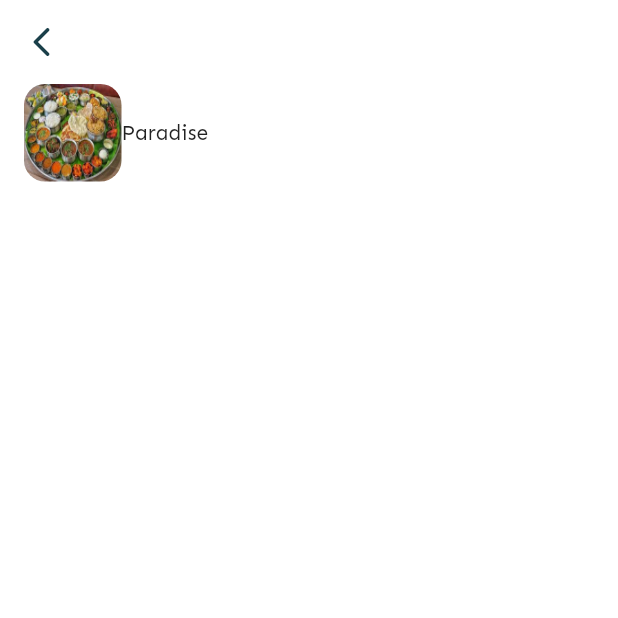
After one commit to greeshmakannegolla/foodie, a Flutter app: the CheckOut screen opened directly, on a phone screen of 412 x 824 dp, the top half of it. The commit adds this screen. Run offline on Flutter 3.47's test engine with Material 2 defaults, Android fonts, the phone set to English and light mode, and no system bars.

Commit message:
Checkout WIP

```diff
--- /dev/null
+++ b/milkman_assessment/lib/checkoutPage.dart
@@ -0,0 +1,67 @@
+import 'package:flutter/material.dart';
+import 'package:milkman_assessment/helpers/colorConstants.dart';
+
+class CheckOut extends StatefulWidget {
+  const CheckOut({Key? key}) : super(key: key);
+
+  @override
+  _CheckOutState createState() => _CheckOutState();
+}
+
+class _CheckOutState extends State<CheckOut> {
+  @override
+  Widget build(BuildContext context) {
+    return GestureDetector(
+        onTap: () {
+          FocusScopeNode currentFocus = FocusScope.of(context);
+
+          if (!currentFocus.hasPrimaryFocus) {
+            currentFocus.unfocus();
+          }
+        },
+        child: SafeArea(
+            child: Scaffold(
+                backgroundColor: ColorConstants.appBackgroundColor,
+                appBar: AppBar(
+                  elevation: 0,
+                  flexibleSpace: Container(
+                    decoration: BoxDecoration(
+                      color: ColorConstants.appBackgroundColor,
+                    ),
+                  ),
+                  leading: InkWell(
+                    onTap: () {
+                      Navigator.pop(context);
+                    },
+                    child: Padding(
+                      padding: const EdgeInsets.all(8.0),
+                      child: Icon(
+                        Icons.arrow_back_ios_rounded,
+                        color: ColorConstants.textPrimaryColor,
+                      ),
+                    ),
+                  ),
+                ),
+                body: Padding(
+                  padding: const EdgeInsets.symmetric(horizontal: 16.0),
+                  child: Column(
+                    children: [
+                      Row(
+                        children: [
+                          ClipRRect(
+                            borderRadius: BorderRadius.circular(14.0),
+                            child: Image.asset(
+                              "images/food3.jpeg",
+                              height: 65,
+                              width: 65,
+                              fit: BoxFit.fill,
+                            ),
+                          ),
+                          Column(children: const [Text("Paradise")])
+                        ],
+                      )
+                    ],
+                  ),
+                ))));
+  }
+}
--- a/milkman_assessment/lib/restaurantDetailScreen.dart
+++ b/milkman_assessment/lib/restaurantDetailScreen.dart
@@ -1,4 +1,5 @@
 import 'package:flutter/material.dart';
+import 'package:milkman_assessment/checkoutPage.dart';
 import 'package:milkman_assessment/helpers/colorConstants.dart';
 import 'package:milkman_assessment/helpers/styleConstants.dart';
 import 'package:milkman_assessment/itemCard.dart';
@@ -161,7 +162,12 @@ class _RestaurantDetailScreenState extends State<RestaurantDetailScreen> {
                     color: ColorConstants.appBackgroundColor, fontSize: 22),
               ),
             ),
-            onPressed: () {},
+            onPressed: () {
+              Navigator.push(
+                context,
+                MaterialPageRoute(builder: (context) => CheckOut()),
+              );
+            },
           ),
           floatingActionButtonLocation:
               FloatingActionButtonLocation.centerFloat,
```
